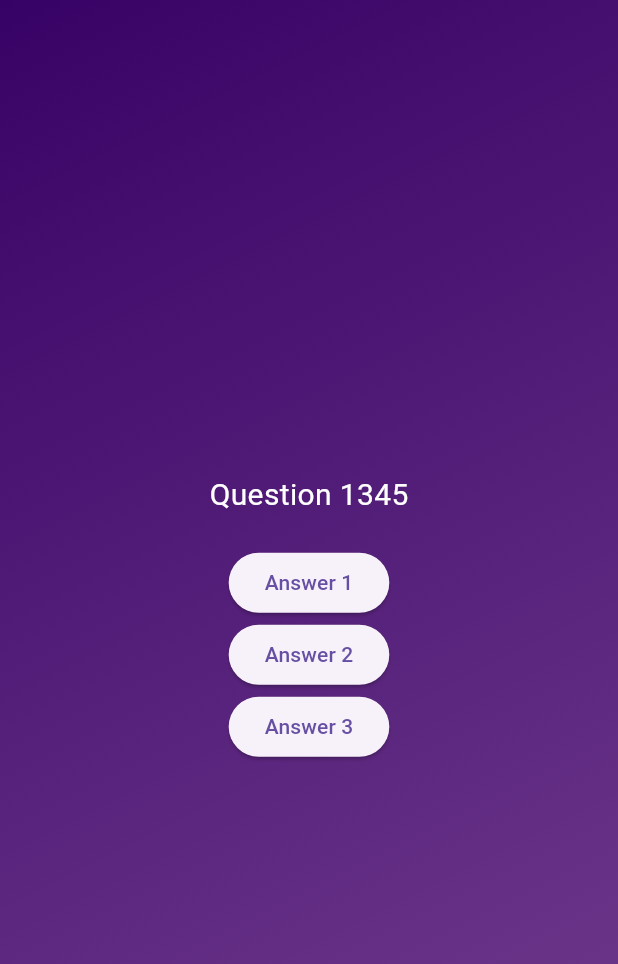
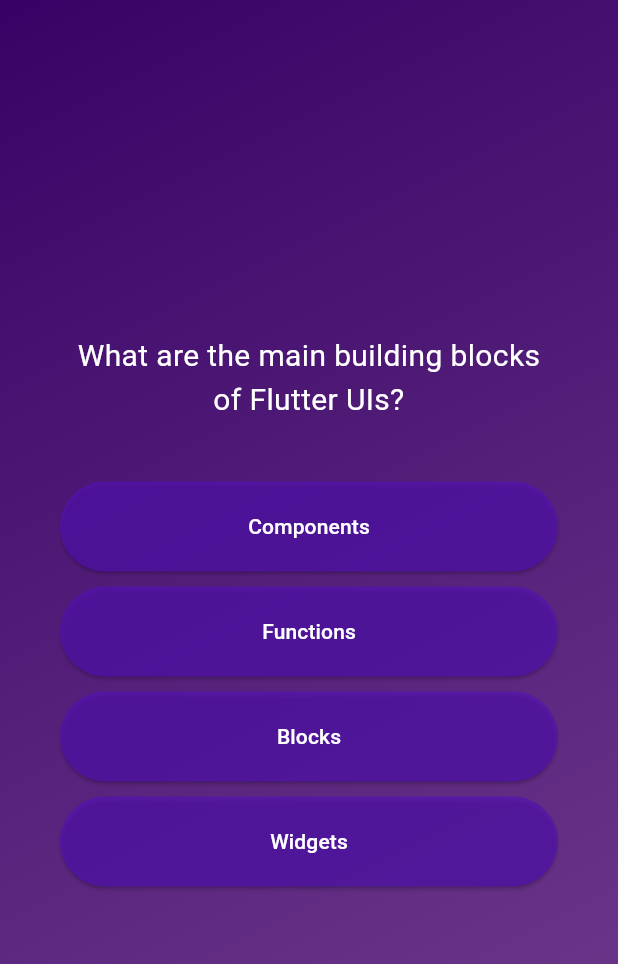
Before and after one commit to Sabbha20/flutter-quiz-app, a Flutter app: the screen it shows after launch, after a tap on "Start Quiz", on a phone screen of 412 x 824 dp. Shown: the top 964 px of the screen. Run offline on Flutter 3.47's test engine with Material 3 defaults, Android fonts, the phone set to English and light mode, and no system bars.

Commit message:
The answers widget is succesfuuly suffling the options

```diff
--- a/lib/answers_widget.dart
+++ b/lib/answers_widget.dart
@@ -8,11 +8,27 @@ class AnswerButton extends StatelessWidget {
 
   @override
   Widget build(BuildContext context) {
-    return ElevatedButton(
-      onPressed: onClicked,
-      child: Text(
-        text,
-      ),
+    return Column(
+      mainAxisAlignment: MainAxisAlignment.center,
+      crossAxisAlignment: CrossAxisAlignment.stretch,
+      children: [
+        ElevatedButton(
+          onPressed: onClicked,
+          child: Text(
+            text,
+          ),
+          style: const ButtonStyle(
+            backgroundColor: MaterialStatePropertyAll(
+              Color(0x9E5611BE),
+            ),
+            foregroundColor: MaterialStatePropertyAll(Colors.white),
+            padding: MaterialStatePropertyAll(EdgeInsets.all(20)),
+          ),
+        ),
+        SizedBox(
+          height: 10,
+        )
+      ],
     );
   }
 }
--- a/lib/models/quiz_questions.dart
+++ b/lib/models/quiz_questions.dart
@@ -3,4 +3,10 @@ class QuizQuestion {
 
   final String text;
   final List<String> answers;
+
+  List<String> shuffleAnswers() {
+    final shuffledList = List.of(answers);
+    shuffledList.shuffle();
+    return shuffledList;
+  }
 }
--- a/lib/question_screen.dart
+++ b/lib/question_screen.dart
@@ -1,5 +1,7 @@
 import 'package:flutter/material.dart';
 import 'package:quiz_app/answers_widget.dart';
+import 'package:quiz_app/data/questions.dart';
+import 'package:quiz_app/models/quiz_questions.dart';
 
 class QuestionScreen extends StatefulWidget {
   const QuestionScreen({super.key});
@@ -9,35 +11,37 @@ class QuestionScreen extends StatefulWidget {
 }
 
 class _QuestionScreenState extends State<QuestionScreen> {
+  final QuizQuestion quiz_question = questions[0];
+
   @override
   Widget build(BuildContext context) {
     return Container(
       width: double.infinity,
+      padding: const EdgeInsets.symmetric(
+        vertical: 10,
+        horizontal: 40,
+      ),
       child: Column(
         mainAxisAlignment: MainAxisAlignment.center,
+        crossAxisAlignment: CrossAxisAlignment.stretch,
         children: [
-          const Text(
-            "Question 1345",
-            style: TextStyle(
+          Text(
+            quiz_question.text,
+            style: const TextStyle(
               color: Colors.white,
               fontSize: 20,
             ),
+            textAlign: TextAlign.center,
           ),
           const SizedBox(
-            height: 20,
+            height: 40,
           ),
-          AnswerButton(
-            text: "Answer 1",
-            onClicked: () {},
-          ),
-          AnswerButton(
-            text: "Answer 2",
-            onClicked: () {},
-          ),
-          AnswerButton(
-            text: "Answer 3",
-            onClicked: () {},
-          ),
+          ...quiz_question.shuffleAnswers().map(
+                (e) => AnswerButton(
+                  text: e,
+                  onClicked: () {},
+                ),
+              ),
         ],
       ),
     );
```
